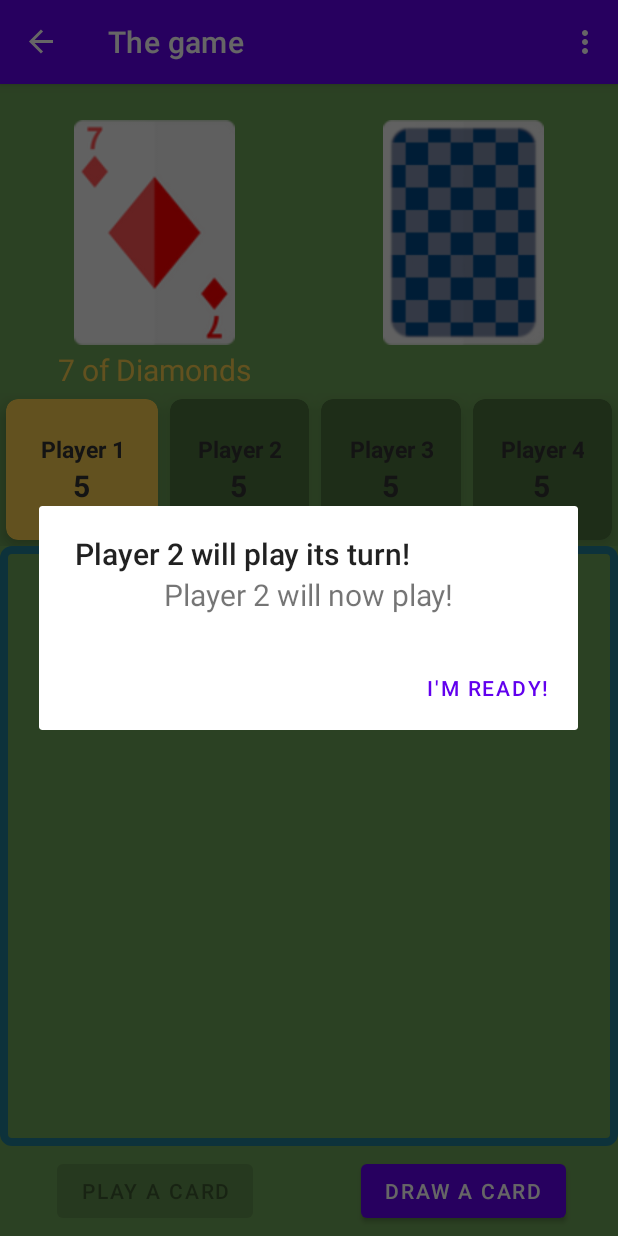
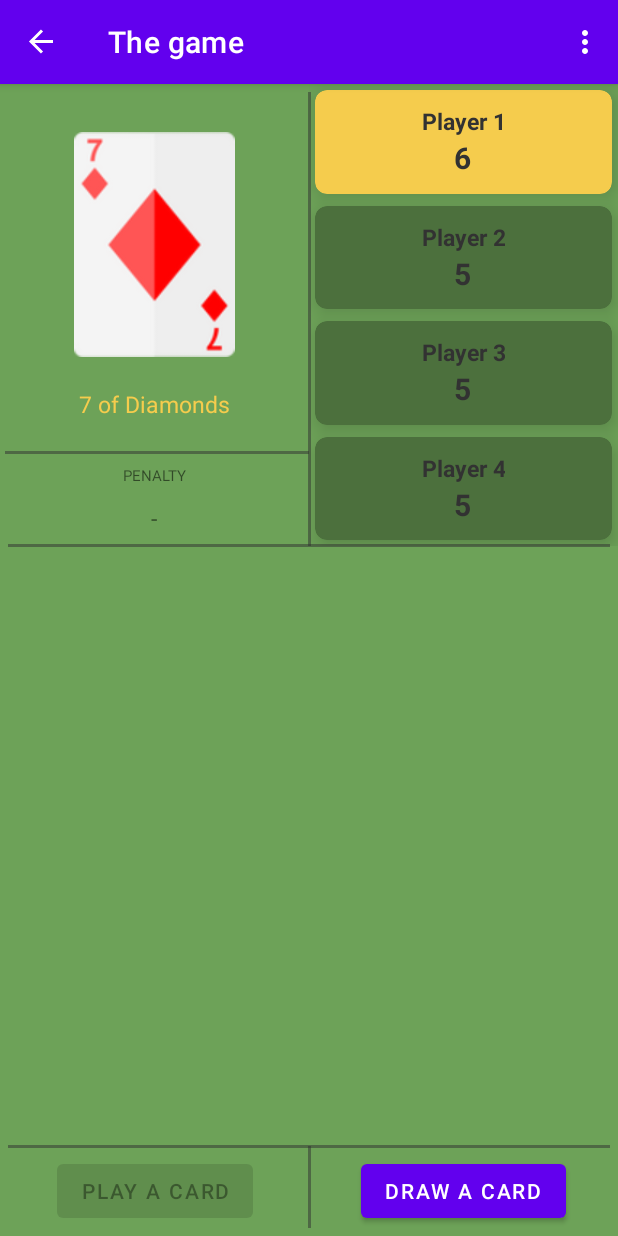
Before and after one commit to mattix1710/CardShowcase, an Android app: the screen it shows after launch (MainActivity), in the options menu, after a tap on "Settings", on a phone screen of 412 x 824 dp. Run offline under Robolectric (Android 15) with nearby library versions, the phone set to English and light mode, and no system bars; our stand-ins replace navigation-ui.

Commit message:
renewed game layout

```diff
--- a/app/src/main/java/com/example/cardshowcase/GameLocalMultiplayer.kt
+++ b/app/src/main/java/com/example/cardshowcase/GameLocalMultiplayer.kt
@@ -69,9 +69,9 @@ class GameLocalMultiplayer : Fragment(), CardListListener {
         // set initial resources
         cardManager = CardManager(requireContext())
 
-        binding.buttonFirst.setOnClickListener {
-            findNavController().navigate(R.id.action_GameLocalMultiplayer_to_MainFragment)
-        }
+//        binding.buttonFirst.setOnClickListener {
+//            findNavController().navigate(R.id.action_GameLocalMultiplayer_to_MainFragment)
+//        }
 
         // initialize players and draw cards to their hands
         players.add(Player("Player 1", playerNumber = 0, requireContext(), cardManager))
@@ -116,8 +116,9 @@ class GameLocalMultiplayer : Fragment(), CardListListener {
         binding.drawCardButton!!.setOnClickListener {
             cardManager.drawCardFromStack(players[currentPlayerNum].getCards(), cardAdapter!!)
             updatePlayerInfo()
+
         }
-        binding.drawCard.setOnClickListener { newPlayerAlert() }//drawNewCard() }
+//        binding.drawCard.setOnClickListener { newPlayerAlert() }//drawNewCard() }
         binding.playCardbutton!!.setOnClickListener{ playCards() }
         playCardsButtonUpdate()
 
--- a/app/src/main/res/drawable/background_rectangle.xml
+++ b/app/src/main/res/drawable/background_rectangle.xml
@@ -1,7 +1,7 @@
 <?xml version="1.0" encoding="utf-8"?>
 <shape xmlns:android="http://schemas.android.com/apk/res/android"
     android:id="@+id/background_dialog">
-    <stroke android:width="5dp" android:color="#FF207D94" />
+    <stroke android:width="5dp" android:color="#00207D94" />
     <padding android:left="2dp"
         android:top="2dp"
         android:right="2dp"
--- a/app/src/main/res/drawable/empty_drawable.xml
+++ b/app/src/main/res/drawable/empty_drawable.xml
@@ -2,7 +2,7 @@
 <layer-list xmlns:android="http://schemas.android.com/apk/res/android">
     <item>
         <shape android:shape="rectangle">
-            <stroke android:width="5dp" android:color="#FF207D94" />
+            <stroke android:width="5dp" android:color="#00207D94" />
             <padding android:left="2dp"
                 android:top="2dp"
                 android:right="2dp"
@@ -21,7 +21,7 @@
                 android:type="radial"
                 android:gradientRadius="200%p"
                 android:startColor="@color/transparent"
-                android:endColor="#373737"
+                android:endColor="#00373737"
                 />
         </shape>
     </item>
--- a/app/src/main/res/layout/game_local_multiplayer.xml
+++ b/app/src/main/res/layout/game_local_multiplayer.xml
@@ -10,12 +10,12 @@
 
     <RelativeLayout
         android:id="@+id/relativeLayout"
-        android:layout_width="match_parent"
+        android:layout_width="0dp"
         android:layout_height="wrap_content"
-        android:layout_marginTop="24dp"
-        android:layout_marginBottom="32dp"
-        app:layout_constraintBottom_toTopOf="@id/players_info"
-        app:layout_constraintTop_toTopOf="parent">
+        android:layout_marginTop="32dp"
+        app:layout_constraintTop_toTopOf="parent"
+        app:layout_constraintLeft_toLeftOf="parent"
+        app:layout_constraintRight_toLeftOf="@id/middle_Vertical_guideline">
 
         <LinearLayout
             android:layout_width="wrap_content"
@@ -32,12 +32,12 @@
                 android:layout_weight="1"
                 android:src="@drawable/card_empty"/>
 
-            <ImageView
-                android:id="@+id/drawCard"
-                android:layout_width="wrap_content"
-                android:layout_height="150dp"
-                android:layout_weight="1"
-                android:src="@drawable/card_back" />
+<!--            <ImageView-->
+<!--                android:id="@+id/drawCard"-->
+<!--                android:layout_width="wrap_content"-->
+<!--                android:layout_height="150dp"-->
+<!--                android:layout_weight="1"-->
+<!--                android:src="@drawable/card_back" />-->
 
 
         </LinearLayout>
@@ -53,52 +53,14 @@
 
     <GridLayout
         android:id="@+id/players_info"
-        android:layout_width="match_parent"
+        android:layout_width="0dp"
         android:layout_height="0dp"
-        android:columnCount="4"
-        android:rowCount="1"
+        android:columnCount="1"
+        android:rowCount="4"
+        app:layout_constraintTop_toTopOf="parent"
         app:layout_constraintBottom_toTopOf="@id/middleHorizontal_guideline"
-        app:layout_constraintTop_toBottomOf="@+id/relativeLayout">
-
-        <androidx.cardview.widget.CardView
-            android:layout_width="wrap_content"
-            android:layout_height="wrap_content"
-            android:layout_row="0"
-            android:layout_rowWeight="1"
-            android:layout_column="0"
-            android:layout_columnWeight="1"
-            android:layout_gravity="fill"
-            android:layout_margin="8dp"
-            app:cardBackgroundColor="@color/dark_green_tile_background"
-            app:cardCornerRadius="8dp"
-            app:cardElevation="8dp">
-
-            <LinearLayout
-                android:layout_width="wrap_content"
-                android:layout_height="wrap_content"
-                android:layout_gravity="center_vertical|center_horizontal"
-                android:gravity="center"
-                android:orientation="vertical">
-
-                <TextView
-                    android:layout_width="wrap_content"
-                    android:layout_height="wrap_content"
-                    android:text="Player 1"
-                    android:textAlignment="center"
-                    android:textColor="@color/player_color"
-                    android:textSize="@dimen/player_name_size"
-                    android:textStyle="bold" />
-
-                <TextView
-                    android:layout_width="wrap_content"
-                    android:layout_height="wrap_content"
-                    android:text="5"
-                    android:textAlignment="center"
-                    android:textColor="@color/player_color"
-                    android:textSize="@dimen/player_cards_size"
-                    android:textStyle="bold" />
-            </LinearLayout>
-        </androidx.cardview.widget.CardView>
+        app:layout_constraintLeft_toRightOf="@id/middle_Vertical_guideline"
+        app:layout_constraintRight_toRightOf="parent">
 
         <androidx.cardview.widget.CardView
             android:id="@+id/cardViewTile1"
@@ -147,9 +109,9 @@
             android:id="@+id/cardViewTile2"
             android:layout_width="wrap_content"
             android:layout_height="wrap_content"
-            android:layout_row="0"
+            android:layout_row="1"
             android:layout_rowWeight="1"
-            android:layout_column="1"
+            android:layout_column="0"
             android:layout_columnWeight="1"
             android:layout_gravity="fill"
             android:layout_margin="@dimen/player_card_margin"
@@ -190,9 +152,9 @@
             android:id="@+id/cardViewTile3"
             android:layout_width="wrap_content"
             android:layout_height="wrap_content"
-            android:layout_row="0"
+            android:layout_row="2"
             android:layout_rowWeight="1"
-            android:layout_column="2"
+            android:layout_column="0"
             android:layout_columnWeight="1"
             android:layout_gravity="fill"
             android:layout_margin="@dimen/player_card_margin"
@@ -233,9 +195,9 @@
             android:id="@+id/cardViewTile4"
             android:layout_width="wrap_content"
             android:layout_height="wrap_content"
-            android:layout_row="0"
+            android:layout_row="3"
             android:layout_rowWeight="1"
-            android:layout_column="3"
+            android:layout_column="0"
             android:layout_columnWeight="1"
             android:layout_gravity="fill"
             android:layout_margin="@dimen/player_card_margin"
@@ -273,90 +235,6 @@
         </androidx.cardview.widget.CardView>
     </GridLayout>
 
-    <!--<RelativeLayout
-        android:id="@+id/relativeLayoutCardList"
-        android:layout_width="match_parent"
-        android:layout_height="0dp"
-        app:layout_constraintBottom_toTopOf="@id/drawCardButton"
-        app:layout_constraintTop_toBottomOf="@id/middleHorizontal_guideline"
-        app:layout_constraintStart_toStartOf="parent"
-        app:layout_constraintEnd_toEndOf="parent">
-
-        <GridView
-            android:id="@+id/card_list"
-            android:layout_width="wrap_content"
-            android:layout_height="wrap_content"
-            android:layout_marginStart="8dp"
-            android:layout_marginTop="8dp"
-            android:layout_marginEnd="8dp"
-            android:layout_marginBottom="8dp"
-            android:clickable="true"
-            android:focusable="true"
-            android:gravity="center"
-            android:horizontalSpacing="5dp"
-            android:verticalSpacing="5dp"
-            android:numColumns="10"
-            tools:listitem="@layout/single_card">
-
-        </GridView>
-
-    </RelativeLayout>-->
-
-    <!--<ScrollView
-        android:id="@+id/card_list_view"
-        android:layout_width="wrap_content"
-        android:layout_height="0dp"
-        android:fillViewport="false"
-        app:layout_constraintTop_toBottomOf="@+id/middleHorizontal_guideline"
-        app:layout_constraintBottom_toTopOf="@+id/drawCardButton"
-        app:layout_constraintStart_toStartOf="parent"
-        app:layout_constraintEnd_toEndOf="parent">
-
-        <com.google.android.flexbox.FlexboxLayout
-            android:layout_margin="4dp"
-            android:id="@+id/card_list_layout"
-            android:layout_width="wrap_content"
-            android:layout_height="0dp"
-            app:alignContent="flex_start"
-            app:alignItems="stretch"
-            app:justifyContent="center"
-            app:flexWrap="wrap"
-            app:layout_constraintTop_toBottomOf="@+id/middleHorizontal_guideline"
-            app:layout_constraintBottom_toTopOf="@+id/drawCardButton"
-            app:layout_constraintStart_toStartOf="parent"
-            app:layout_constraintEnd_toEndOf="parent">
-
-            <Button
-                android:layout_width="wrap_content"
-                android:layout_height="wrap_content"/>
-            <Button
-                android:layout_width="wrap_content"
-                android:layout_height="wrap_content"/>
-            <Button
-                android:layout_width="wrap_content"
-                android:layout_height="wrap_content"/>
-            <Button
-                android:layout_width="wrap_content"
-                android:layout_height="wrap_content"/>
-            <Button
-                android:layout_width="wrap_content"
-                android:layout_height="wrap_content"/>
-            <Button
-                android:layout_width="wrap_content"
-                android:layout_height="wrap_content"/>
-            <Button
-                android:layout_width="wrap_content"
-                android:layout_height="wrap_content"/>
-            <Button
-                android:layout_width="wrap_content"
-                android:layout_height="wrap_content"/>
-            <Button
-                android:layout_width="wrap_content"
-                android:layout_height="wrap_content"/>
-
-        </com.google.android.flexbox.FlexboxLayout>
-    </ScrollView>-->
-
     <androidx.recyclerview.widget.RecyclerView
         android:id="@+id/card_list_view"
         android:layout_width="match_parent"
@@ -369,40 +247,6 @@
         />
 
 
-    <Button
-        android:id="@+id/button_first"
-        android:layout_width="wrap_content"
-        android:layout_height="wrap_content"
-        android:text="@string/next"
-        android:visibility="gone"
-        app:layout_constraintBottom_toBottomOf="parent"
-        app:layout_constraintEnd_toEndOf="parent"
-        app:layout_constraintStart_toStartOf="parent" />
-
-    <TextView
-        android:id="@+id/current_free_cards"
-        android:layout_width="wrap_content"
-        android:layout_height="wrap_content"
-        android:text="54"
-        android:textSize="25sp"
-        android:visibility="gone"
-        app:layout_constraintBottom_toTopOf="@+id/middleHorizontal_guideline"
-        app:layout_constraintEnd_toEndOf="parent"
-        app:layout_constraintStart_toStartOf="parent"
-        app:layout_constraintTop_toBottomOf="@+id/relativeLayout" />
-
-    <TextView
-        android:id="@+id/current_free_cards_text"
-        android:layout_width="wrap_content"
-        android:layout_height="wrap_content"
-        android:text="Cards left:"
-        android:textSize="20sp"
-        android:visibility="gone"
-        app:layout_constraintBottom_toTopOf="@+id/card_list_view"
-        app:layout_constraintEnd_toStartOf="@+id/current_free_cards"
-        app:layout_constraintStart_toStartOf="parent"
-        app:layout_constraintTop_toBottomOf="@+id/relativeLayout" />
-
     <androidx.constraintlayout.widget.Guideline
         android:id="@+id/middle_Vertical_guideline"
         android:layout_width="wrap_content"
@@ -413,14 +257,59 @@
     <TextView
         android:id="@+id/current_card_name"
         android:layout_width="wrap_content"
-        android:layout_height="wrap_content"
+        android:layout_height="0dp"
         android:text="@string/card_on_stack_info"
         android:textColor="@color/current_card_info"
         android:textSize="@dimen/current_card_info_size"
-        app:layout_constraintBottom_toTopOf="@+id/players_info"
+        android:gravity="center"
+        app:layout_constraintBottom_toTopOf="@+id/layout_penalty"
         app:layout_constraintEnd_toStartOf="@+id/middle_Vertical_guideline"
         app:layout_constraintStart_toStartOf="parent"
         app:layout_constraintTop_toBottomOf="@+id/relativeLayout" />
+
+    <androidx.constraintlayout.widget.ConstraintLayout
+        android:id="@+id/layout_penalty"
+        android:orientation="vertical"
+        android:layout_width="0dp"
+        android:layout_height="0dp"
+        android:layout_gravity="center_vertical"
+        app:layout_constraintTop_toBottomOf="@id/current_card_name"
+        app:layout_constraintBottom_toTopOf="@id/middleHorizontal_guideline"
+        app:layout_constraintLeft_toLeftOf="parent"
+        app:layout_constraintRight_toLeftOf="@id/middle_Vertical_guideline">
+
+        <View
+            android:id="@+id/penalty_separator"
+            android:layout_width="match_parent"
+            android:layout_height="@dimen/separator_size"
+            android:background="@color/line_separator"
+            android:layout_marginBottom="@dimen/separator_margin"
+            android:layout_marginLeft="3dp"
+            app:layout_constraintTop_toTopOf="parent"
+            app:layout_constraintBottom_toTopOf="@id/penalty_text"/>
+        <TextView
+            android:id="@+id/penalty_text"
+            android:layout_width="match_parent"
+            android:layout_height="0dp"
+            android:text="PENALTY"
+            android:textSize="10sp"
+            app:layout_constraintVertical_weight="4"
+            android:gravity="center"
+            app:layout_constraintTop_toBottomOf="@id/penalty_separator"
+            app:layout_constraintBottom_toTopOf="@id/current_penalty_info"
+            app:layout_constraintLeft_toLeftOf="parent"
+            app:layout_constraintRight_toRightOf="parent"/>
+        <TextView
+            android:id="@+id/current_penalty_info"
+            android:layout_width="match_parent"
+            android:layout_height="0dp"
+            android:text="@string/penalty_text"
+            android:textSize="@dimen/penalty_text_size"
+            app:layout_constraintVertical_weight="8"
+            android:gravity="center"
+            app:layout_constraintTop_toBottomOf="@id/penalty_text"
+            app:layout_constraintBottom_toBottomOf="parent"/>
+    </androidx.constraintlayout.widget.ConstraintLayout>
 
     <Button
         android:id="@+id/drawCardButton"
@@ -447,6 +336,7 @@
         android:id="@+id/onTopOfCardsGuard"
         android:layout_width="match_parent"
         android:layout_height="0dp"
+        android:layout_marginVertical="8dp"
         app:layout_constraintTop_toTopOf="@id/middleHorizontal_guideline"
         app:layout_constraintBottom_toBottomOf="@id/down_horizontal_guideline"
         app:layout_constraintLeft_toLeftOf="parent"
@@ -460,4 +350,53 @@
         android:layout_height="wrap_content"
         android:orientation="horizontal"
         app:layout_constraintGuide_end="60dp" />
+
+    <View
+        android:id="@+id/separator_vertical"
+        android:layout_width="@dimen/separator_size"
+        android:layout_height="0dp"
+        android:background="@color/line_separator"
+        android:layout_marginTop="@dimen/separator_margin"
+        app:layout_constraintTop_toTopOf="parent"
+        app:layout_constraintBottom_toTopOf="@id/middleHorizontal_guideline"
+        app:layout_constraintLeft_toLeftOf="@id/middle_Vertical_guideline"
+        app:layout_constraintRight_toRightOf="@id/middle_Vertical_guideline"/>
+
+    <View
+        android:id="@+id/separator_horizontal_middle"
+        android:layout_width="0dp"
+        android:layout_height="@dimen/separator_size"
+        android:background="@color/line_separator"
+        android:layout_marginLeft="@dimen/separator_margin"
+        android:layout_marginRight="@dimen/separator_margin"
+        app:layout_constraintTop_toTopOf="@id/middleHorizontal_guideline"
+        app:layout_constraintBottom_toBottomOf="@id/middleHorizontal_guideline"
+        app:layout_constraintLeft_toLeftOf="parent"
+        app:layout_constraintRight_toRightOf="parent"/>
+
+    <View
+        android:id="@+id/separator_horizontal_down"
+        android:layout_width="0dp"
+        android:layout_height="@dimen/separator_size"
+        android:background="@color/line_separator"
+        android:layout_marginLeft="@dimen/separator_margin"
+        android:layout_marginRight="@dimen/separator_margin"
+        app:layout_constraintTop_toTopOf="@id/down_horizontal_guideline"
+        app:layout_constraintBottom_toBottomOf="@id/down_horizontal_guideline"
+        app:layout_constraintLeft_toLeftOf="parent"
+        app:layout_constraintRight_toRightOf="parent"/>
+
+    <View
+        android:id="@+id/separator_vertical_middle_down"
+        android:layout_width="@dimen/separator_size"
+        android:layout_height="0dp"
+        android:background="@color/line_separator"
+        android:layout_marginBottom="@dimen/separator_margin"
+        app:layout_constraintTop_toBottomOf="@id/down_horizontal_guideline"
+        app:layout_constraintBottom_toBottomOf="parent"
+        app:layout_constraintLeft_toLeftOf="@id/middle_Vertical_guideline"
+        app:layout_constraintRight_toRightOf="@id/middle_Vertical_guideline"/>
+
+
+
 </androidx.constraintlayout.widget.ConstraintLayout>
--- a/app/src/main/res/values/colors.xml
+++ b/app/src/main/res/values/colors.xml
@@ -17,4 +17,5 @@
     <color name="player_color">#323232</color>
     <color name="current_card_info">#F5CC4D</color>
     <color name="current_card_functional_info">#C40000</color>
+    <color name="line_separator">#80303030</color>
 </resources>
--- a/app/src/main/res/values/dimens.xml
+++ b/app/src/main/res/values/dimens.xml
@@ -3,5 +3,8 @@
     <dimen name="player_name_size">15sp</dimen>
     <dimen name="player_cards_size">20sp</dimen>
     <dimen name="player_card_margin">4dp</dimen>
-    <dimen name="current_card_info_size">20sp</dimen>
+    <dimen name="current_card_info_size">15sp</dimen>
+    <dimen name="penalty_text_size">15dp</dimen>
+    <dimen name="separator_margin">5dp</dimen>
+    <dimen name="separator_size">2dp</dimen>
 </resources>
--- a/app/src/main/res/values/strings.xml
+++ b/app/src/main/res/values/strings.xml
@@ -21,4 +21,5 @@
     <string name="action_manual">App Manual</string>
     <string name="instruction_subtitle_2">Action Cards</string>
     <string name="action_instructions">Game Instruction</string>
+    <string name="penalty_text">-</string>
 </resources>
```
